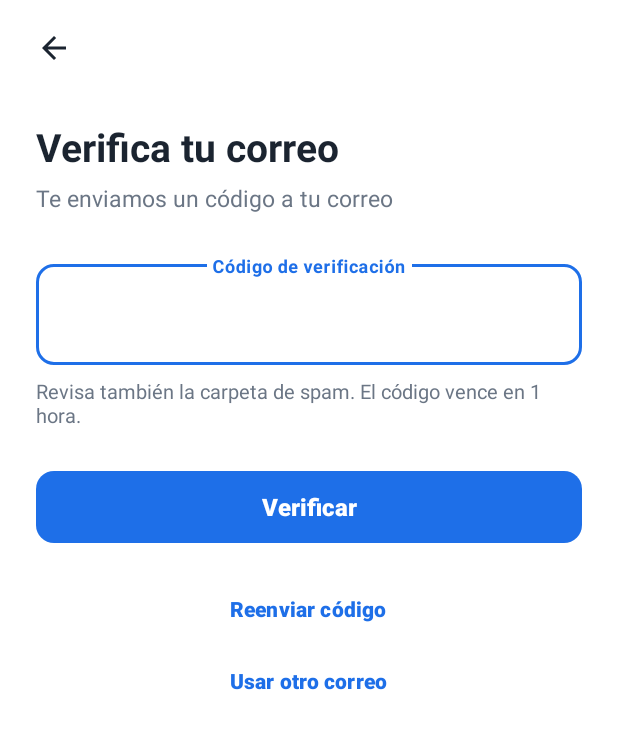
After one commit to TebaWorks/diagno_proyecto_v2, an Android app built with Jetpack Compose: the VerificarCorreoActivity screen opened directly, with no data from a screen before it, on a phone screen of 412 x 824 dp. The commit adds this screen. Shown: the top 729 px of the screen. Run offline under Robolectric (Android 15) with nearby library versions, the phone set to English and light mode, and no system bars; libraries missing offline, so code that uses them is left out: io.github.jan.supabase; 1 statement that could not run was skipped.

Commit message:
Verificación de correo con código y corrección de archivos de login

```diff
--- a/android/app/src/main/AndroidManifest.xml
+++ b/android/app/src/main/AndroidManifest.xml
@@ -43,6 +43,9 @@
             android:windowSoftInputMode="adjustResize" />
         <activity
             android:name=".ui.theme.SinConexionActivity"
+            android:exported="false" />
+        <activity
+            android:name=".ui.theme.VerificarCorreoActivity"
             android:exported="false" />
         <activity
             android:name=".ui.theme.LegalActivity"
--- /dev/null
+++ b/android/app/src/main/java/com/example/proyectofinal/ui/theme/VerificarCorreoActivity.kt
@@ -0,0 +1,157 @@
+package com.example.proyectofinal.ui.theme
+
+import android.content.Intent
+import android.os.Bundle
+import android.os.CountDownTimer
+import android.util.Log
+import android.view.View
+import android.view.inputmethod.EditorInfo
+import android.widget.ImageButton
+import android.widget.TextView
+import android.widget.Toast
+import androidx.activity.ComponentActivity
+import androidx.activity.enableEdgeToEdge
+import androidx.core.view.ViewCompat
+import androidx.core.view.WindowInsetsCompat
+import androidx.core.widget.doAfterTextChanged
+import androidx.lifecycle.lifecycleScope
+import com.example.proyectofinal.R
+import com.example.proyectofinal.data.repositorio.AuthRepositorio
+import com.example.proyectofinal.data.repositorio.SesionLocal
+import com.example.proyectofinal.data.repositorio.mensajeErrorAuth
+import com.google.android.material.button.MaterialButton
+import com.google.android.material.progressindicator.CircularProgressIndicator
+import com.google.android.material.textfield.TextInputEditText
+import com.google.android.material.textfield.TextInputLayout
+import kotlinx.coroutines.launch
+
+// Pantalla del código de verificación que llega al correo después de registrarse
+class VerificarCorreoActivity : ComponentActivity() {
+
+    companion object {
+        const val EXTRA_CORREO = "correo"
+        private const val ESPERA_REENVIO_MS = 60_000L
+    }
+
+    private val auth = AuthRepositorio()
+    private lateinit var correo: String
+    private lateinit var tilCodigo: TextInputLayout
+    private lateinit var etCodigo: TextInputEditText
+    private lateinit var btnVerificar: MaterialButton
+    private lateinit var btnReenviar: MaterialButton
+    private lateinit var progreso: CircularProgressIndicator
+    private var temporizador: CountDownTimer? = null
+
+    override fun onCreate(savedInstanceState: Bundle?) {
+        super.onCreate(savedInstanceState)
+        enableEdgeToEdge()
+        setContentView(R.layout.activity_verificar_correo)
+
+        ViewCompat.setOnApplyWindowInsetsListener(findViewById(R.id.verificarRaiz)) { v, insets ->
+            val barras = insets.getInsets(WindowInsetsCompat.Type.systemBars())
+            v.setPadding(barras.left, barras.top, barras.right, barras.bottom)
+            insets
+        }
+
+        correo = intent.getStringExtra(EXTRA_CORREO).orEmpty()
+        if (correo.isEmpty()) { finish(); return }
+
+        findViewById<TextView>(R.id.tvCorreoDestino).text =
+            "Te enviamos un código a $correo. Ingrésalo para activar tu cuenta."
+
+        tilCodigo = findViewById(R.id.tilCodigo)
+        etCodigo = findViewById(R.id.etCodigo)
+        btnVerificar = findViewById(R.id.btnVerificar)
+        btnReenviar = findViewById(R.id.btnReenviar)
+        progreso = findViewById(R.id.progresoVerificar)
+
+        etCodigo.doAfterTextChanged { tilCodigo.error = null }
+        etCodigo.setOnEditorActionListener { _, accion, _ ->
+            if (accion == EditorInfo.IME_ACTION_DONE) { verificar(); true } else false
+        }
+        btnVerificar.setOnClickListener { verificar() }
+        btnReenviar.setOnClickListener { reenviar() }
+
+        // Volver o "usar otro correo": regresa al registro
+        findViewById<MaterialButton>(R.id.btnCambiarCorreo).setOnClickListener { finish() }
+        findViewById<ImageButton>(R.id.btnVolverVerificar).setOnClickListener { finish() }
+
+        iniciarEspera()   // el primer código acaba de enviarse
+    }
+
+    private fun verificar() {
+        val codigo = etCodigo.text?.toString()?.trim().orEmpty()
+        // Acepta de 6 a 10 dígitos (según "Email OTP Length" en Supabase)
+        if (codigo.length !in 6..10 || !codigo.all { it.isDigit() }) {
+            tilCodigo.error = "Ingresa el código completo que llegó a tu correo"
+            return
+        }
+        if (!Conexion.hayInternet(this)) {
+            Toast.makeText(this, "Necesitas internet para verificar tu correo", Toast.LENGTH_LONG).show()
+            return
+        }
+
+        cargando(true)
+        lifecycleScope.launch {
+            try {
+                auth.verificarCodigoRegistro(correo, codigo)
+                auth.crearLlave(SesionLocal(this@VerificarCorreoActivity))
+
+                Toast.makeText(this@VerificarCorreoActivity, "¡Correo verificado!", Toast.LENGTH_SHORT).show()
+                val intent = Intent(this@VerificarCorreoActivity, NivelActivity::class.java)
+                intent.flags = Intent.FLAG_ACTIVITY_NEW_TASK or Intent.FLAG_ACTIVITY_CLEAR_TASK
+                startActivity(intent)
+            } catch (e: Exception) {
+                Log.e("VERIFICAR", "Código rechazado", e)
+                tilCodigo.error = mensajeErrorAuth(e)
+                cargando(false)
+            }
+        }
+    }
+
+    private fun reenviar() {
+        if (!Conexion.hayInternet(this)) {
+            Toast.makeText(this, "Necesitas internet para reenviar el código", Toast.LENGTH_LONG).show()
+            return
+        }
+        btnReenviar.isEnabled = false
+        lifecycleScope.launch {
+            try {
+                auth.reenviarCodigoRegistro(correo)
+                Toast.makeText(this@VerificarCorreoActivity, "Te enviamos un código nuevo", Toast.LENGTH_SHORT).show()
+                iniciarEspera()
+            } catch (e: Exception) {
+                Log.e("VERIFICAR", "No se pudo reenviar", e)
+                Toast.makeText(this@VerificarCorreoActivity, mensajeErrorAuth(e), Toast.LENGTH_LONG).show()
+                btnReenviar.isEnabled = true
+            }
+        }
+    }
+
+    // Evita reenvíos seguidos: 60 segundos de espera entre cada uno
+    private fun iniciarEspera() {
+        temporizador?.cancel()
+        btnReenviar.isEnabled = false
+        temporizador = object : CountDownTimer(ESPERA_REENVIO_MS, 1_000) {
+            override fun onTick(restante: Long) {
+                btnReenviar.text = "Reenviar código en ${restante / 1000} s"
+            }
+            override fun onFinish() {
+                btnReenviar.text = "Reenviar código"
+                btnReenviar.isEnabled = true
+            }
+        }.start()
+    }
+
+    private fun cargando(activo: Boolean) {
+        btnVerificar.isEnabled = !activo
+        btnVerificar.text = if (activo) "" else "Verificar"
+        progreso.visibility = if (activo) View.VISIBLE else View.GONE
+        etCodigo.isEnabled = !activo
+    }
+
+    override fun onDestroy() {
+        temporizador?.cancel()
+        super.onDestroy()
+    }
+}
--- /dev/null
+++ b/android/app/src/main/res/layout/activity_verificar_correo.xml
@@ -0,0 +1,107 @@
+<?xml version="1.0" encoding="utf-8"?>
+<ScrollView xmlns:android="http://schemas.android.com/apk/res/android"
+    xmlns:app="http://schemas.android.com/apk/res-auto"
+    android:id="@+id/verificarRaiz"
+    android:layout_width="match_parent"
+    android:layout_height="match_parent"
+    android:background="@android:color/white"
+    android:fillViewport="true">
+
+    <LinearLayout
+        android:layout_width="match_parent"
+        android:layout_height="wrap_content"
+        android:orientation="vertical"
+        android:paddingHorizontal="24dp"
+        android:paddingTop="8dp"
+        android:paddingBottom="24dp">
+
+        <ImageButton
+            android:id="@+id/btnVolverVerificar"
+            android:layout_width="48dp"
+            android:layout_height="48dp"
+            android:layout_marginStart="-12dp"
+            android:background="?attr/selectableItemBackgroundBorderless"
+            android:contentDescription="Volver"
+            android:src="@drawable/ic_flecha_atras"
+            app:tint="@color/texto" />
+
+        <TextView
+            style="@style/Diagno.Titulo"
+            android:layout_marginTop="24dp"
+            android:text="Verifica tu correo" />
+
+        <TextView
+            android:id="@+id/tvCorreoDestino"
+            style="@style/Diagno.Subtitulo"
+            android:text="Te enviamos un código a tu correo" />
+
+        <com.google.android.material.textfield.TextInputLayout
+            android:id="@+id/tilCodigo"
+            style="@style/Diagno.Campo"
+            android:layout_marginTop="28dp"
+            android:hint="Código de verificación">
+
+            <com.google.android.material.textfield.TextInputEditText
+                android:id="@+id/etCodigo"
+                android:layout_width="match_parent"
+                android:layout_height="wrap_content"
+                android:autofillHints="smsOTPCode"
+                android:gravity="center"
+                android:imeOptions="actionDone"
+                android:inputType="number"
+                android:letterSpacing="0.4"
+                android:maxLength="10"
+                android:maxLines="1"
+                android:textSize="24sp"
+                android:textStyle="bold" />
+        </com.google.android.material.textfield.TextInputLayout>
+
+        <TextView
+            android:layout_width="match_parent"
+            android:layout_height="wrap_content"
+            android:layout_marginTop="8dp"
+            android:text="Revisa también la carpeta de spam. El código vence en 1 hora."
+            android:textColor="@color/texto_sec"
+            android:textSize="13sp" />
+
+        <FrameLayout
+            android:layout_width="match_parent"
+            android:layout_height="wrap_content"
+            android:layout_marginTop="24dp">
+
+            <com.google.android.material.button.MaterialButton
+                android:id="@+id/btnVerificar"
+                style="@style/Diagno.BotonPrincipal"
+                android:text="Verificar" />
+
+            <com.google.android.material.progressindicator.CircularProgressIndicator
+                android:id="@+id/progresoVerificar"
+                android:layout_width="wrap_content"
+                android:layout_height="wrap_content"
+                android:layout_gravity="center"
+                android:elevation="8dp"
+                android:indeterminate="true"
+                android:visibility="gone"
+                app:indicatorColor="@android:color/white"
+                app:indicatorSize="24dp"
+                app:trackThickness="3dp" />
+        </FrameLayout>
+
+        <com.google.android.material.button.MaterialButton
+            android:id="@+id/btnReenviar"
+            style="@style/Diagno.BotonTexto"
+            android:layout_width="wrap_content"
+            android:layout_height="wrap_content"
+            android:layout_gravity="center_horizontal"
+            android:layout_marginTop="16dp"
+            android:text="Reenviar código" />
+
+        <com.google.android.material.button.MaterialButton
+            android:id="@+id/btnCambiarCorreo"
+            style="@style/Diagno.BotonTexto"
+            android:layout_width="wrap_content"
+            android:layout_height="wrap_content"
+            android:layout_gravity="center_horizontal"
+            android:text="Usar otro correo" />
+    </LinearLayout>
+</ScrollView>
```
Also changed, not shown: android/app/src/main/java/com/example/proyectofinal/ui/theme/LoginActivity.kt (+10 -1 lines), android/app/src/main/java/com/example/proyectofinal/ui/theme/crear_cuenta.kt (+15 -6 lines), android/app/src/main/java/com/example/proyectofinal/ui/theme/data/repositorio/AuthRepositorio.kt (+21 -11 lines), android/app/src/main/java/com/example/proyectofinal/ui/theme/data/repositorio/MensajesError.kt (+11 -3 lines).
